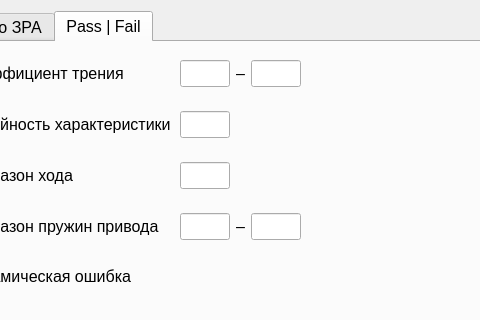
Above: ValveWindow.ui from Rekvim/MpiSki before the change; both pictures show x 87 to 567 and y 0 to 320 of the 1073 by 872 pixel window. Below: the same form after it.
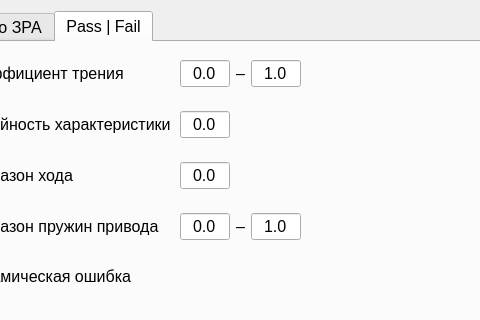
That is the form after the change.

Patch:
```diff
--- a/ValveWindow.ui
+++ b/ValveWindow.ui
@@ -1959,6 +1959,12 @@
               <height>16777215</height>
              </size>
             </property>
+            <property name="text">
+             <string>0.0</string>
+            </property>
+            <property name="alignment">
+             <set>Qt::AlignmentFlag::AlignCenter</set>
+            </property>
            </widget>
           </item>
           <item>
@@ -1988,6 +1994,12 @@
               <height>16777215</height>
              </size>
             </property>
+            <property name="text">
+             <string>1.0</string>
+            </property>
+            <property name="alignment">
+             <set>Qt::AlignmentFlag::AlignCenter</set>
+            </property>
            </widget>
           </item>
           <item>
@@ -2054,6 +2066,12 @@
               <height>16777215</height>
              </size>
             </property>
+            <property name="text">
+             <string>0.0</string>
+            </property>
+            <property name="alignment">
+             <set>Qt::AlignmentFlag::AlignCenter</set>
+            </property>
            </widget>
           </item>
           <item>
@@ -2120,6 +2138,12 @@
               <height>16777215</height>
              </size>
             </property>
+            <property name="text">
+             <string>0.0</string>
+            </property>
+            <property name="alignment">
+             <set>Qt::AlignmentFlag::AlignCenter</set>
+            </property>
            </widget>
           </item>
           <item>
@@ -2186,6 +2210,12 @@
               <height>16777215</height>
              </size>
             </property>
+            <property name="text">
+             <string>0.0</string>
+            </property>
+            <property name="alignment">
+             <set>Qt::AlignmentFlag::AlignCenter</set>
+            </property>
            </widget>
           </item>
           <item>
@@ -2215,6 +2245,12 @@
               <height>16777215</height>
              </size>
             </property>
+            <property name="text">
+             <string>1.0</string>
+            </property>
+            <property name="alignment">
+             <set>Qt::AlignmentFlag::AlignCenter</set>
+            </property>
            </widget>
           </item>
           <item>
```
